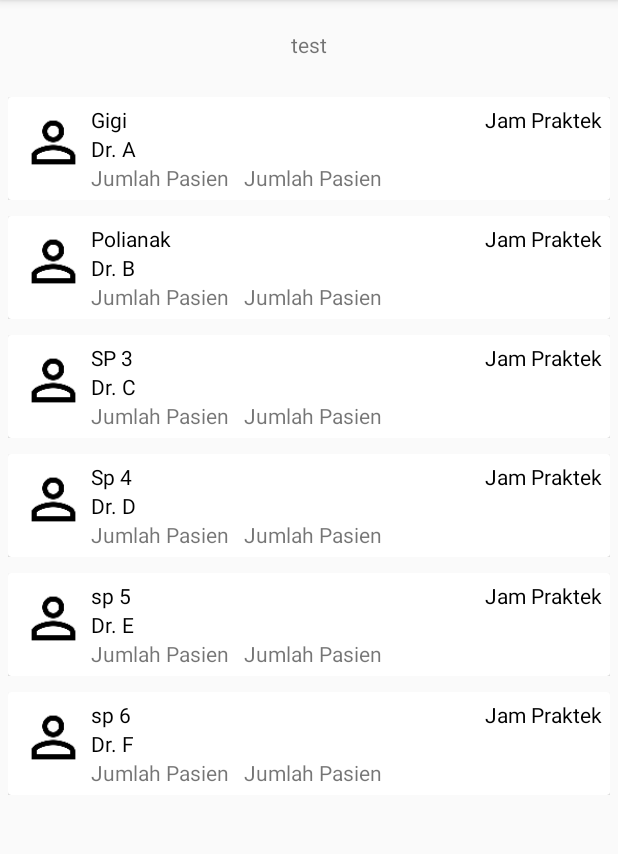
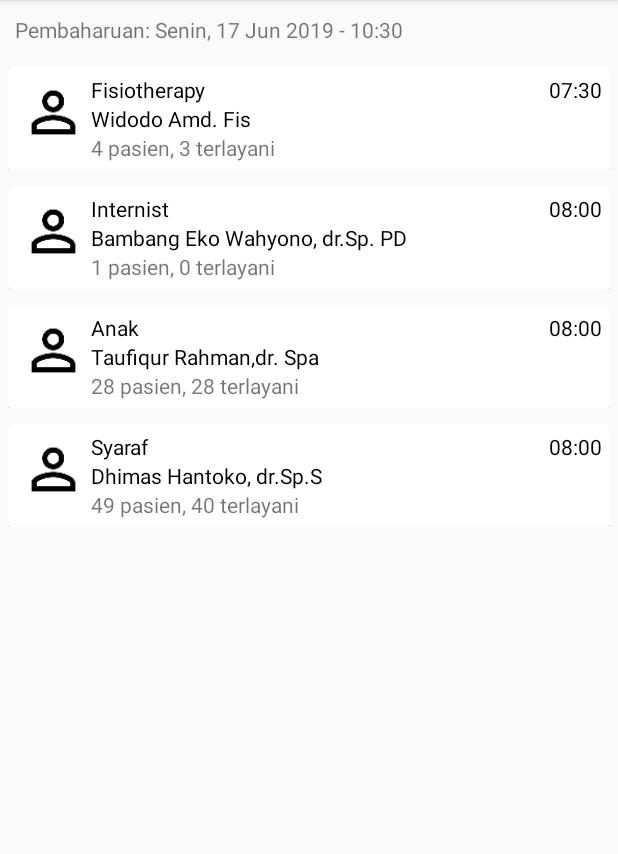
Before and after one commit to andrianm28/QhopesAndroid, an Android app: the MenuHariIniActivity screen opened directly, with no data from a screen before it, on a phone screen of 412 x 824 dp, the part 84-938 px from its top. Run offline under Robolectric (Android 15) with nearby library versions, the light colour scheme and no system bars; libraries missing offline, so code that uses them is left out: junit.framework; pictures from the network do not load.

Commit message:
continuing previous commit

```diff
--- a/app/src/main/java/com/simrs/qt/simrs/HomeFragmentNav.java
+++ b/app/src/main/java/com/simrs/qt/simrs/HomeFragmentNav.java
@@ -4,7 +4,9 @@ import android.app.Activity;
 import android.content.Context;
 import android.content.Intent;
 import android.net.Uri;
+import android.os.Build;
 import android.os.Bundle;
+import android.support.annotation.RequiresApi;
 import android.support.v4.app.Fragment;
 import android.support.v4.app.FragmentTransaction;
 import android.support.v7.widget.AppCompatTextView;
@@ -143,12 +145,13 @@ public class HomeFragmentNav extends Fragment {
 
     public void btn_day_click(){
         btn_day.setOnClickListener(new View.OnClickListener() {
+            @RequiresApi(api = Build.VERSION_CODES.O)
             @Override
             public void onClick(View v) {
                 //   Intent i=new Intent(getApplicationContext(), viewinfoday.class);//target = nama class
                 //     startActivity(i);
 
-                   MenuHariIniActivity fm =  new MenuHariIniActivity();
+                MenuHariIniActivity fm =  new MenuHariIniActivity();
 
                 Intent intent = new Intent(getActivity(), MenuHariIniActivity.class);
                 startActivity(intent);
--- a/app/src/main/java/com/simrs/qt/simrs/MenuHariIniActivity.java
+++ b/app/src/main/java/com/simrs/qt/simrs/MenuHariIniActivity.java
@@ -3,7 +3,9 @@ package com.simrs.qt.simrs;
 import android.content.Context;
 import android.content.res.TypedArray;
 import android.net.Uri;
+import android.os.Build;
 import android.os.Bundle;
+import android.support.annotation.RequiresApi;
 import android.support.v4.app.Fragment;
 import android.support.design.widget.Snackbar;
 import android.support.v7.app.AppCompatActivity;
@@ -22,20 +24,37 @@ import com.simrs.qt.simrs.adapters.MenuHariiniAdapter;
 import com.simrs.qt.simrs.adapters.MenuHariiniAdapter2;
 import com.simrs.qt.simrs.model.MenuHariiniModel;
 
+import java.text.SimpleDateFormat;
+import java.util.Date;
+import java.time.LocalDateTime;
+import java.time.ZoneId;
+import java.time.ZonedDateTime;
+import java.time.format.DateTimeFormatter;
+import java.time.format.FormatStyle;
 import java.util.ArrayList;
 import java.util.Collections;
+import java.util.Locale;
 
 
+@RequiresApi(api = Build.VERSION_CODES.O)
 public class MenuHariIniActivity extends AppCompatActivity {
 
     // Member variables.
     private RecyclerView mRecyclerView;
     private ArrayList<MenuHariiniModel> mMenuHariinisData = new ArrayList<MenuHariiniModel>();
     private MenuHariiniAdapter2 mAdapter;
+    private TextView tvCurrentDateTime;
+    Locale id = new Locale("in", "ID");
+    String pattern = "EEEE, dd MMM yyyy - hh:mm";
+    Date today = new Date();
+    SimpleDateFormat sdf = new SimpleDateFormat(pattern, id);
     @Override
     protected void onCreate(Bundle savedInstanceState) {
         super.onCreate(savedInstanceState);
         setContentView(R.layout.activity_menu_hariini);
+
+        tvCurrentDateTime = (TextView) findViewById(R.id.tv_curent_update_menu_hariini);
+        tvCurrentDateTime.setText("Pembaharuan: "+sdf.format(today));
 
         // Initialize the RecyclerView.
         mRecyclerView = findViewById(R.id.recycler_menu_hariini);
@@ -108,12 +127,10 @@ public class MenuHariIniActivity extends AppCompatActivity {
      */
     private void initializeData(){
 
-        mMenuHariinisData.add(new MenuHariiniModel("Dr. A", "Gigi", "07:00","September 23, 2008"));
-        mMenuHariinisData.add(new MenuHariiniModel("Dr. B", "Polianak", "08:00","February 9, 2009"));
-        mMenuHariinisData.add(new MenuHariiniModel("Dr. C", "SP 3", "09:00","April 27, 2009"));
-        mMenuHariinisData.add(new MenuHariiniModel("Dr. D", "Sp 4", "10:00","October 26, 2009"));
-        mMenuHariinisData.add(new MenuHariiniModel("Dr. E", "sp 5", "11:00","May 20, 2010"));
-        mMenuHariinisData.add(new MenuHariiniModel("Dr. F", "sp 6", "12:00","December 6, 2010"));
+        mMenuHariinisData.add(new MenuHariiniModel("Fisiotherapy","Widodo Amd. Fis","07:30","4","3","0","0"));
+        mMenuHariinisData.add(new MenuHariiniModel("Internist","Bambang Eko Wahyono, dr.Sp. PD","08:00","1","0","0","45"));
+        mMenuHariinisData.add(new MenuHariiniModel("Anak","Taufiqur Rahman,dr. Spa","08:00","28","28","0","0"));
+        mMenuHariinisData.add(new MenuHariiniModel("Syaraf","Dhimas Hantoko, dr.Sp.S","08:00","49","40","0","1"));
         mAdapter = new MenuHariiniAdapter2(mRecyclerView.getContext(), mMenuHariinisData);
 
         // Notify the adapter of the change.
--- a/app/src/main/java/com/simrs/qt/simrs/adapters/MenuHariiniAdapter2.java
+++ b/app/src/main/java/com/simrs/qt/simrs/adapters/MenuHariiniAdapter2.java
@@ -3,7 +3,9 @@ package com.simrs.qt.simrs.adapters;
 import android.content.Context;
 import android.content.DialogInterface;
 import android.content.Intent;
+import android.os.Build;
 import android.support.annotation.NonNull;
+import android.support.annotation.RequiresApi;
 import android.support.design.widget.Snackbar;
 import android.support.v7.app.AlertDialog;
 import android.support.v7.widget.RecyclerView;
@@ -19,6 +21,10 @@ import com.simrs.qt.simrs.R;
 import com.simrs.qt.simrs.SplashscreenActivity;
 import com.simrs.qt.simrs.model.MenuHariiniModel;
 
+import junit.framework.TestResult;
+
+import java.time.LocalDateTime;
+import java.time.format.DateTimeFormatter;
 import java.util.ArrayList;
 import java.util.LinkedList;
 
@@ -99,6 +105,11 @@ public class MenuHariiniAdapter2 extends RecyclerView.Adapter<MenuHariiniAdapter
         // Member Variables for the TextViews
         private TextView mNamaDokter;
         private TextView mNamaPoliklinik;
+        private TextView mJamPraktek;
+        private TextView mJumlahPasien;
+        private TextView mCheckin;
+        private TextView mJumlahTerlayani;
+
 
         /**
          * Constructor for the ViewHolder, used in onCreateViewHolder().
@@ -111,6 +122,10 @@ public class MenuHariiniAdapter2 extends RecyclerView.Adapter<MenuHariiniAdapter
             // Initialize the views.
             mNamaDokter = itemView.findViewById(R.id.tv_nama_dokter);
             mNamaPoliklinik = itemView.findViewById(R.id.tv_nama_poliklink);
+            mJamPraktek = itemView.findViewById(R.id.tv_jam_praktek);
+            mJumlahPasien = itemView.findViewById(R.id.tv_jumlah_pasien);
+//            mCheckin = itemView.findViewById(R.id.)
+            mJumlahTerlayani= itemView.findViewById(R.id.tv_jumlah_terlayani);
 
             // Set the OnClickListener to the entire view.
             itemView.setOnClickListener(this);
@@ -120,6 +135,9 @@ public class MenuHariiniAdapter2 extends RecyclerView.Adapter<MenuHariiniAdapter
             // Populate the textviews with data.
             mNamaDokter.setText(currentModel.getNama_dokter());
             mNamaPoliklinik.setText(currentModel.getNama_poliklinik());
+            mJamPraktek.setText(currentModel.getJam_praktek());
+            mJumlahPasien.setText(currentModel.getJumlah_pasien()+" pasien, ");
+            mJumlahTerlayani.setText(currentModel.getJumlah_terlayani()+" terlayani");
 
             // Load the images into the ImageView using the Glide library.
 //            Glide.with(mContext).load(
@@ -131,9 +149,11 @@ public class MenuHariiniAdapter2 extends RecyclerView.Adapter<MenuHariiniAdapter
          *
          * @param view View that is clicked.
          */
+        @RequiresApi(api = Build.VERSION_CODES.O)
         @Override
         public void onClick(View view) {
             MenuHariiniModel currentModel = mMenuHariiniModel.get(getAdapterPosition());
+
 
             AlertDialog.Builder alertDialog = new AlertDialog.Builder(mContext);
             alertDialog.setTitle(currentModel.getNama_poliklinik());
--- a/app/src/main/java/com/simrs/qt/simrs/model/MenuHariiniModel.java
+++ b/app/src/main/java/com/simrs/qt/simrs/model/MenuHariiniModel.java
@@ -2,32 +2,25 @@ package com.simrs.qt.simrs.model;
 
 public class MenuHariiniModel {
 
-    String nama_poliklinik,nama_dokter,jam_praktek;
-    int jumlah_pasien, jumlah_terlayani, kuota_pasien;
-    boolean check_in;
+    String nama_poliklinik, nama_dokter, jam_praktek, jumlah_pasien, jumlah_terlayani, kuota_pasien, check_in;
 
-//    String spesialis;
-//    String jam;
-    String feature;
 
     public MenuHariiniModel(
+            String nama_poliklinik,
             String nama_dokter,
-            String nama_poliklinik,
             String jam_praktek,
-            String feature
-//            int jumlah_pasien,
-//            int jumlah_terlayani,
-//            int kuota_pasien,
-//            boolean check_in
+            String jumlah_pasien,
+            String jumlah_terlayani,
+            String kuota_pasien,
+            String check_in
             ) {
         this.nama_poliklinik = nama_poliklinik;
         this.nama_dokter = nama_dokter;
         this.jam_praktek = jam_praktek;
-//        this.feature = feature;
-//        this.jumlah_pasien = jumlah_pasien;
-//        this.jumlah_terlayani = jumlah_terlayani;
-//        this.kuota_pasien = kuota_pasien;
-//        this.check_in = check_in;
+        this.jumlah_pasien = jumlah_pasien;
+        this.jumlah_terlayani = jumlah_terlayani;
+        this.kuota_pasien = kuota_pasien;
+        this.check_in = check_in;
     }
 
     public String getNama_poliklinik() {
@@ -54,27 +47,35 @@ public class MenuHariiniModel {
         this.jam_praktek = jam_praktek;
     }
 
-    public int getJumlah_pasien() {
+    public String getJumlah_pasien() {
         return jumlah_pasien;
     }
 
-    public void setJumlah_pasien(int jumlah_pasien) {
+    public void setJumlah_pasien(String jumlah_pasien) {
         this.jumlah_pasien = jumlah_pasien;
     }
 
-    public int getJumlah_terlayani() {
+    public String getJumlah_terlayani() {
         return jumlah_terlayani;
     }
 
-    public void setJumlah_terlayani(int jumlah_terlayani) {
+    public void setJumlah_terlayani(String jumlah_terlayani) {
         this.jumlah_terlayani = jumlah_terlayani;
     }
 
-    public int getKuota_pasien() {
+    public String getKuota_pasien() {
         return kuota_pasien;
     }
 
-    public void setKuota_pasien(int kuota_pasien) {
+    public void setKuota_pasien(String kuota_pasien) {
         this.kuota_pasien = kuota_pasien;
     }
+
+    public String getCheck_in() {
+        return check_in;
+    }
+
+    public void setCheck_in(String check_in) {
+        this.check_in = check_in;
+    }
 }
--- a/app/src/main/res/layout/activity_menu_hariini.xml
+++ b/app/src/main/res/layout/activity_menu_hariini.xml
@@ -9,10 +9,9 @@
             android:layout_width="match_parent"
             android:layout_height="wrap_content"
             android:text="test"
-            android:id="@+id/titledayinfo"
-            android:gravity="center"
-            android:layout_marginBottom="20dp"
-            android:layout_marginTop="20dp"
+            android:id="@+id/tv_curent_update_menu_hariini"
+            android:layout_gravity="start"
+            android:layout_margin="10dp"
             />
         <android.support.v7.widget.RecyclerView
             android:layout_width="match_parent"
--- a/app/src/main/res/layout/view_item_menu_hariini.xml
+++ b/app/src/main/res/layout/view_item_menu_hariini.xml
@@ -47,18 +47,17 @@
                     android:layout_below="@id/tv_nama_dokter"
                     android:text="Jumlah Pasien"
                     />
-
                 <TextView
                     android:id="@+id/tv_jumlah_terlayani"
                     android:layout_width="wrap_content"
                     android:layout_height="wrap_content"
                     android:layout_below="@id/tv_nama_dokter"
                     android:layout_toEndOf="@id/tv_jumlah_pasien"
-                    android:layout_marginStart="10dp"
-                    android:text="Jumlah Pasien"
+                    android:text="Jumlah Terlayani"
                     />
 
                 <TextView
+                    android:id="@+id/tv_jam_praktek"
                     android:layout_width="wrap_content"
                     android:layout_height="wrap_content"
                     android:layout_alignParentTop="true"
@@ -67,8 +66,6 @@
                     android:text="Jam Praktek"
                     />
 
-
-
             </RelativeLayout>
 
         </RelativeLayout>
```
